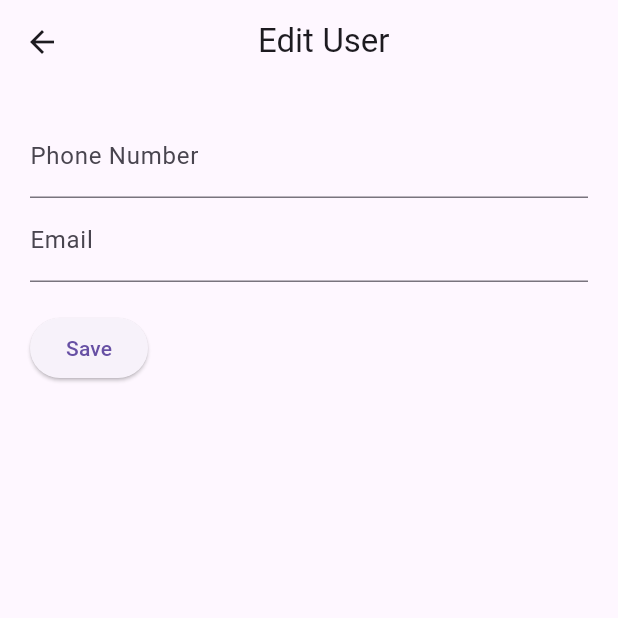
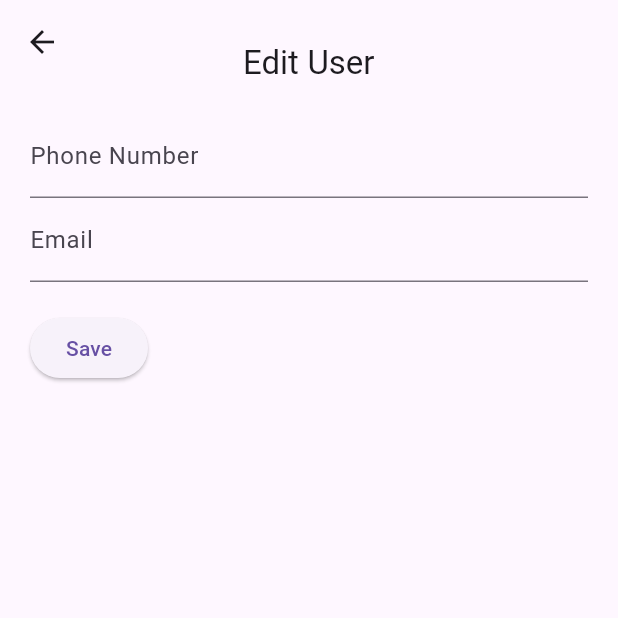
Before and after one commit to phatsakorn-dew/flutterProject, a Flutter app: the editPage screen opened directly with empty values, on a phone screen of 412 x 824 dp, the top half of it. Run offline on Flutter 3.47's test engine with Material 3 defaults, Android fonts, the light colour scheme and no system bars; our stand-ins replace firebase_auth, firebase_core, google_sign_in, sqflite; accounts and stored records are empty; Roboto replaces fonts that are missing (Noto Sans Thai).

Commit message:
ตกแต่ง
part1

```diff
--- a/login/lib/editPage.dart
+++ b/login/lib/editPage.dart
@@ -19,7 +19,8 @@ class _EditPageState extends State<editPage> {
   @override
   void initState() {
     super.initState();
-    _phoneNumberController = TextEditingController(text: widget.user.PhoneNumber);
+    _phoneNumberController =
+        TextEditingController(text: widget.user.PhoneNumber);
     _emailController = TextEditingController(text: widget.user.Email);
   }
 
@@ -27,12 +28,15 @@ class _EditPageState extends State<editPage> {
   Widget build(BuildContext context) {
     return Scaffold(
       appBar: AppBar(
-        title: Row(
-          children:[
-          SizedBox(width: 100),
+        title: Row(children: [
+          SizedBox(width: 90),
+          Column(
+            children: [
+              SizedBox(height: 30),
               Text('Edit User', style: TextStyle(fontFamily: 'Noto Sans Thai')),
-          ]
-      ),
+            ],
+          )
+        ]),
       ),
       body: Padding(
         padding: EdgeInsets.all(20.0),
@@ -71,7 +75,8 @@ class _EditPageState extends State<editPage> {
               ElevatedButton(
                 onPressed: () {
                   if (_formKey.currentState!.validate()) {
-                  if (isValidEmail(_emailController.text) && isValidPhoneNumber(_phoneNumberController.text)) {
+                    if (isValidEmail(_emailController.text) &&
+                        isValidPhoneNumber(_phoneNumberController.text)) {
                       // Update user data with new phone number and email
                       widget.user.PhoneNumber = _phoneNumberController.text;
                       widget.user.Email = _emailController.text;
@@ -82,13 +87,14 @@ class _EditPageState extends State<editPage> {
                       // Navigate back to the previous screen
                       Navigator.pop(context);
                     } else {
-                    ScaffoldMessenger.of(context).showSnackBar(
-                      SnackBar(content: Text('Invalid email or phone number format'))
-                    );
+                      ScaffoldMessenger.of(context).showSnackBar(SnackBar(
+                          content:
+                              Text('Invalid email or phone number format')));
                     }
                   }
                 },
-              child: Text('Save', style: TextStyle(fontFamily: 'Noto Sans Thai')),
+                child: Text('Save',
+                    style: TextStyle(fontFamily: 'Noto Sans Thai')),
               ),
             ],
           ),
@@ -96,6 +102,7 @@ class _EditPageState extends State<editPage> {
       ),
     );
   }
+
   bool isValidEmail(String? email) {
     if (email == null || email.isEmpty) return true;
     final emailRegex = RegExp(r'^[\w-\.]+@([\w-]+\.)+[\w-]{2,4}$');
--- a/login/lib/homePage.dart
+++ b/login/lib/homePage.dart
@@ -17,6 +17,7 @@ class _homePageState extends State<homePage> {
   Widget build(BuildContext context) {
     return Scaffold(
       appBar: AppBar(
+        automaticallyImplyLeading: false,
         backgroundColor: Color.fromARGB(255, 25, 118, 210),
         toolbarHeight: 80,
         title: Row(
```
Lines whose indentation alone changed are shown as unchanged.
